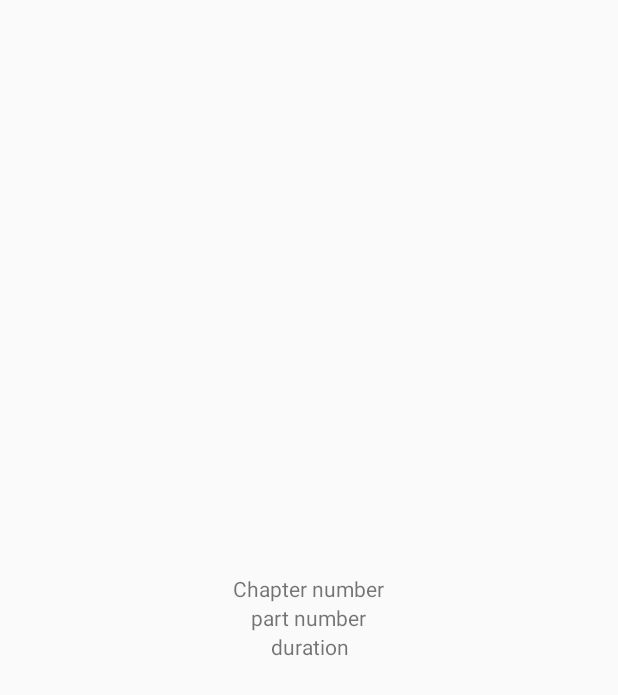
After one commit to FindawayWorld/professorx, an Android app: the layout chapter_list_item.xml on its own in the app's theme, with its tools: preview values and no code run, on a phone screen of 412 x 824 dp. The commit adds this screen. Shown: the top 695 px of the screen. Run offline under Robolectric (Android 15) with nearby library versions, the phone set to English and light mode, and no system bars.

Commit message:
displaying chapter list
displaying a chapter list works. also on click listeners are setup for
the menu for download all and also clicks on chapter list view items.

```diff
--- a/app/src/main/java/com/findaway/audioengine/sample/audiobooks/LibraryFragment.java
+++ b/app/src/main/java/com/findaway/audioengine/sample/audiobooks/LibraryFragment.java
@@ -31,7 +31,7 @@ public class LibraryFragment extends Fragment implements AudiobookView, Recycler
     private SharedPreferences mSharedPreferences;
     private ContentAdapter mContentAdapter;
     private GridLayoutManager mContentLayoutManager;
-    RecyclerView mContentListView;
+    private RecyclerView mContentListView;
 
     public LibraryFragment() {
         mAudiobookPresenter = new AudiobookPresenterImpl(this);
--- a/app/src/main/java/com/findaway/audioengine/sample/book/BookActivity.java
+++ b/app/src/main/java/com/findaway/audioengine/sample/book/BookActivity.java
@@ -11,8 +11,6 @@ import android.support.v4.view.ViewPager;
 import android.support.v7.app.AppCompatActivity;
 import android.support.v7.widget.Toolbar;
 
-import com.findaway.audioengine.config.LogLevel;
-import com.findaway.audioengine.mobile.AudioEngine;
 import com.findaway.audioengine.sample.R;
 import com.findaway.audioengine.sample.login.LoginActivity;
 
--- /dev/null
+++ b/app/src/main/res/layout/chapter_list_item.xml
@@ -0,0 +1,42 @@
+<?xml version="1.0" encoding="utf-8"?>
+<FrameLayout
+    xmlns:android="http://schemas.android.com/apk/res/android"
+    android:id="@+id/chapter_cardView"
+    android:layout_gravity="center"
+    android:layout_width="match_parent"
+    android:layout_height="wrap_content"
+    android:layout_margin="10dp"
+    android:foreground="?android:attr/selectableItemBackground">
+
+    <LinearLayout
+        android:layout_width="match_parent"
+        android:layout_height="wrap_content"
+        android:padding="5dp"
+        android:layout_gravity="center_horizontal"
+        android:orientation="vertical">
+
+        <TextView
+            android:id="@+id/chapter_number"
+            android:layout_height="wrap_content"
+            android:layout_width="wrap_content"
+            android:layout_gravity="center|top"
+            android:gravity="center_horizontal"
+            android:text="Chapter number" />
+        <TextView
+            android:id="@+id/part_number"
+            android:layout_height="wrap_content"
+            android:layout_width="wrap_content"
+            android:layout_gravity="center|top"
+            android:gravity="center_horizontal"
+            android:text="part number" />
+        <TextView
+            android:id="@+id/duration"
+            android:layout_height="wrap_content"
+            android:layout_width="wrap_content"
+            android:layout_gravity="center|top"
+            android:gravity="center_horizontal"
+            android:text="duration" />
+
+    </LinearLayout>
+
+</FrameLayout>
```
Also changed, not shown: app/src/main/java/com/findaway/audioengine/sample/book/BookChapterFragment.java (+25 -5 lines), app/src/main/java/com/findaway/audioengine/sample/book/ChapterContentAdapter.java (added, +54 -0 lines), app/src/main/java/com/findaway/audioengine/sample/book/ChapterViewHolder.java (added, +35 -0 lines).
